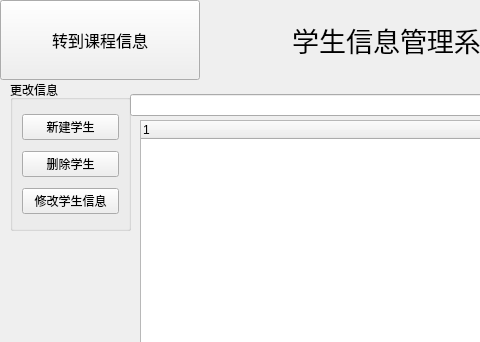
Old version of the form mainwindow.ui in the repository for-all-fistance/student_manager; both pictures show x 0 to 480 and y 0 to 342 of the 800 by 600 pixel window.
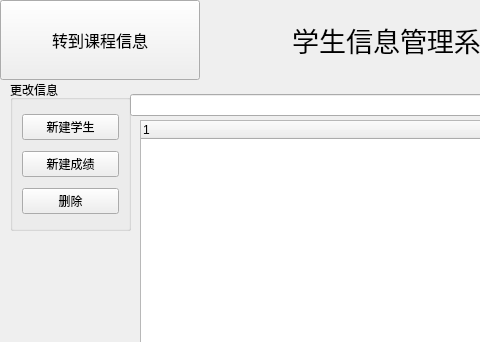
New version of the form. Icons and pictures are not drawn.

```diff
--- a/mainwindow.ui
+++ b/mainwindow.ui
@@ -52,6 +52,13 @@
      <string>更改信息</string>
     </property>
     <layout class="QGridLayout" name="gridLayout">
+     <item row="2" column="0">
+      <widget class="QPushButton" name="del_btn">
+       <property name="text">
+        <string>删除</string>
+       </property>
+      </widget>
+     </item>
      <item row="0" column="0">
       <widget class="QPushButton" name="add_stu_btn">
        <property name="text">
@@ -62,14 +69,7 @@
      <item row="1" column="0">
       <widget class="QPushButton" name="del_stu_btn">
        <property name="text">
-        <string>删除学生</string>
-       </property>
-      </widget>
-     </item>
-     <item row="2" column="0">
-      <widget class="QPushButton" name="chag_stu_btn">
-       <property name="text">
-        <string>修改学生信息</string>
+        <string>新建成绩</string>
        </property>
       </widget>
      </item>
```
Left out of the diff: 2 changed lines with no effect on the pictures.
